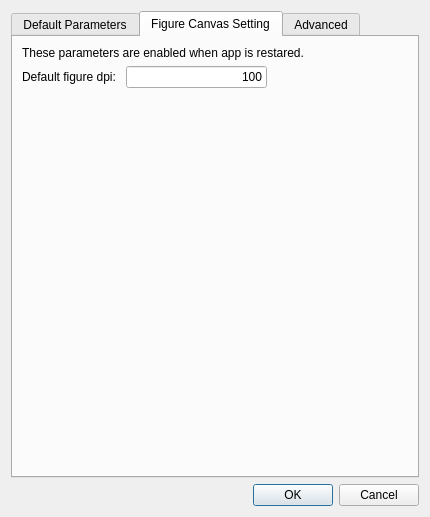
Old version of the form FSECplotter/pyqt/dialogs/preference_dialog.ui in the repository TaizoAyase/FSECplotter2.
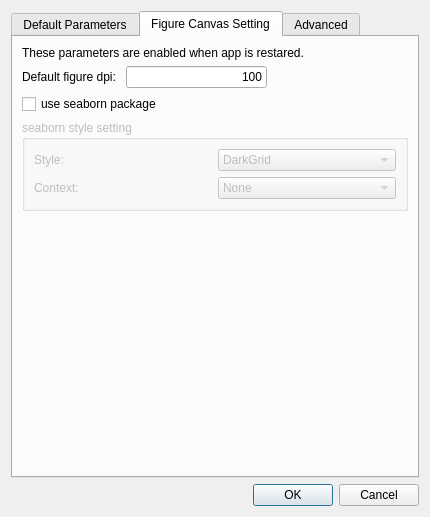
New version of the form.

Commit message:
added seaborn and style/context selector
TODO: restore the previous setting,
and connect to the Figurecanvas constructor

The edit to the form file:
```diff
--- a/FSECplotter/pyqt/dialogs/preference_dialog.ui
+++ b/FSECplotter/pyqt/dialogs/preference_dialog.ui
@@ -225,8 +225,6 @@
       </attribute>
       <layout class="QVBoxLayout" name="verticalLayout_9">
        <item>
-        <layout class="QVBoxLayout" name="verticalLayout_8">
-         <item>
           <widget class="QLabel" name="label_12">
            <property name="text">
             <string>These parameters are enabled when app is restared.</string>
@@ -267,6 +265,105 @@
            </item>
           </layout>
          </item>
+       <item>
+        <widget class="QCheckBox" name="use_seaborn_checkBox">
+         <property name="text">
+          <string>use seaborn package</string>
+         </property>
+        </widget>
+       </item>
+       <item>
+        <widget class="QGroupBox" name="seaborn_style_groupBox">
+         <property name="enabled">
+          <bool>false</bool>
+         </property>
+         <property name="title">
+          <string>seaborn style setting</string>
+         </property>
+         <layout class="QVBoxLayout" name="verticalLayout_8">
+          <item>
+           <layout class="QHBoxLayout" name="horizontalLayout_8">
+            <item>
+             <widget class="QLabel" name="label_13">
+              <property name="text">
+               <string>Style:</string>
+              </property>
+             </widget>
+            </item>
+            <item>
+             <widget class="QComboBox" name="sns_style_comboBox">
+              <item>
+               <property name="text">
+                <string>DarkGrid</string>
+               </property>
+              </item>
+              <item>
+               <property name="text">
+                <string>WhiteGrid</string>
+               </property>
+              </item>
+              <item>
+               <property name="text">
+                <string>Dark (no grid)</string>
+               </property>
+              </item>
+              <item>
+               <property name="text">
+                <string>White (no grid)</string>
+               </property>
+              </item>
+              <item>
+               <property name="text">
+                <string>ticks</string>
+               </property>
+              </item>
+             </widget>
+            </item>
+           </layout>
+          </item>
+          <item>
+           <layout class="QHBoxLayout" name="horizontalLayout_9">
+            <item>
+             <widget class="QLabel" name="label_14">
+              <property name="text">
+               <string>Context:</string>
+              </property>
+             </widget>
+            </item>
+            <item>
+             <widget class="QComboBox" name="sns_context_comboBox">
+              <item>
+               <property name="text">
+                <string>None</string>
+               </property>
+              </item>
+              <item>
+               <property name="text">
+                <string>paper</string>
+               </property>
+              </item>
+              <item>
+               <property name="text">
+                <string>notebook</string>
+               </property>
+              </item>
+              <item>
+               <property name="text">
+                <string>talk</string>
+               </property>
+              </item>
+              <item>
+               <property name="text">
+                <string>poster</string>
+               </property>
+              </item>
+             </widget>
+            </item>
+           </layout>
+          </item>
+         </layout>
+        </widget>
+       </item>
          <item>
           <spacer name="verticalSpacer_3">
            <property name="orientation">
@@ -275,12 +372,10 @@
            <property name="sizeHint" stdset="0">
             <size>
              <width>20</width>
-             <height>40</height>
+           <height>204</height>
             </size>
            </property>
           </spacer>
-         </item>
-        </layout>
        </item>
       </layout>
      </widget>
```
Left out of the diff: 39 changed lines with no effect on the pictures. Lines whose indentation alone changed are shown as unchanged. The commit also changes 1 other file.
